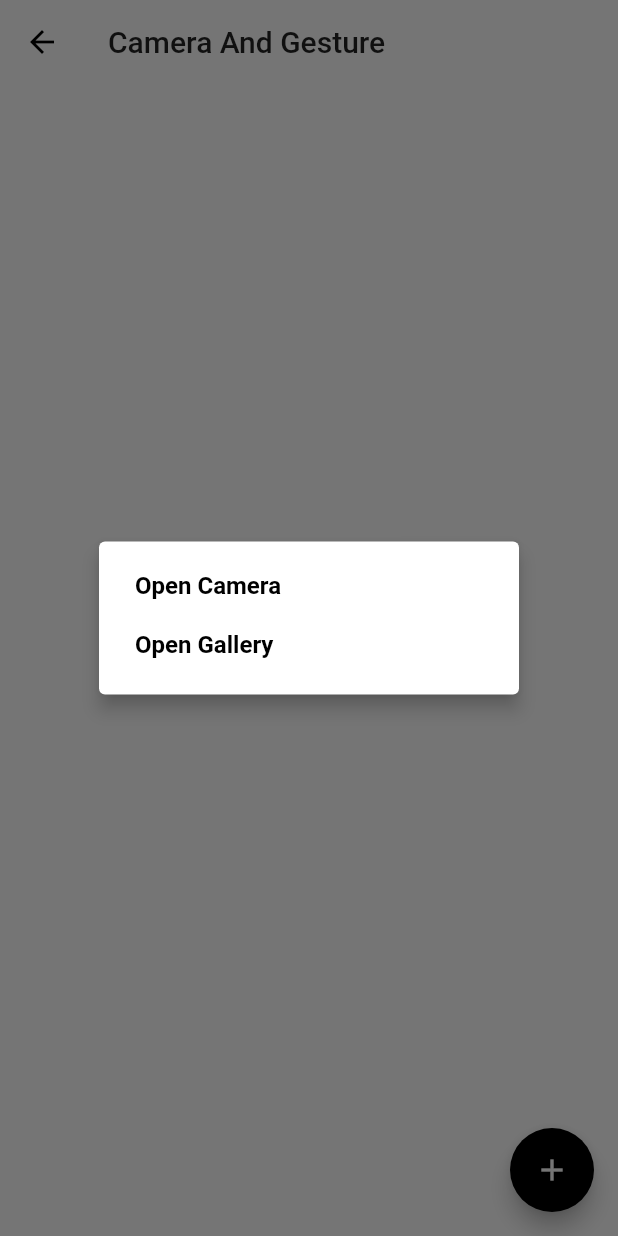
After one commit to viztushar/flutter-courses-learncodeonline, a Flutter app: the MyCameraAndGesture screen opened directly, after a tap on the "add" icon, on a phone screen of 412 x 824 dp. The commit adds this screen. Run offline on Flutter 3.47's test engine with Material 2 defaults, Android fonts, the phone set to English and light mode, and no system bars; our stand-ins replace audioplayers, image_picker.

Commit message:
Camera and Gallery example added

```diff
--- /dev/null
+++ b/lib/cameraandgesture/main.dart
@@ -0,0 +1,89 @@
+import 'package:flutter/material.dart';
+import 'package:flutter/painting.dart';
+import 'package:image_picker/image_picker.dart';
+import 'dart:io';
+import 'dart:async';
+
+class MyCameraAndGesture extends StatefulWidget {
+  @override
+  _MyCameraAndGestureState createState() => _MyCameraAndGestureState();
+}
+
+class _MyCameraAndGestureState extends State<MyCameraAndGesture> {
+  File _imageFile;
+
+  Future openCamera() async {
+    var image = await ImagePicker.pickImage(source: ImageSource.camera);
+    setState(() {
+      _imageFile = image;
+    });
+  }
+
+  Future openGallery() async {
+    var picture = await ImagePicker.pickImage(source: ImageSource.gallery);
+    setState(() {
+      _imageFile = picture;
+    });
+  }
+
+  Future<void> _optionsDialogBox() {
+    return showDialog(
+        context: context,
+        builder: (BuildContext con) {
+          return AlertDialog(
+            backgroundColor: Colors.white,
+            //shape: StadiumBorder(),
+            content: SingleChildScrollView(
+              child: ListBody(
+                children: <Widget>[
+                  GestureDetector(
+                    child: Text("Open Camera",style: TextStyle(
+                      color: Colors.black,
+                      fontWeight: FontWeight.bold,
+                    ),),
+                    onTap: (){
+                        openCamera();
+                    },
+                  ),
+                  Padding(padding: EdgeInsets.all(10.0),),
+                  GestureDetector(
+                    child: Text("Open Gallery",style: TextStyle(
+                      color: Colors.black,
+                      fontWeight: FontWeight.bold,
+                    ),),
+                    onTap: (){
+                        openGallery();
+                    },
+                  )
+                ],
+              ),
+            ),
+            elevation: 5,
+          );
+        });
+  }
+
+  @override
+  Widget build(BuildContext context) {
+    return Scaffold(
+      appBar: AppBar(
+        title: Text("Camera And Gesture"),
+        elevation: 0.0,
+        backgroundColor: Colors.white,
+      ),
+      backgroundColor: Colors.white,
+      body: Center(
+        child: _imageFile == null ? Text("no Image") : Image.file(_imageFile),
+      ),
+      floatingActionButton: FloatingActionButton(
+        onPressed: _optionsDialogBox,
+        child: Icon(
+          Icons.add,
+          color: Colors.white,
+        ),
+        backgroundColor: Colors.black,
+        tooltip: "Open Camera",
+      ),
+    );
+  }
+}
--- a/pubspec.yaml
+++ b/pubspec.yaml
@@ -24,6 +24,7 @@ dependencies:
   # Use with the CupertinoIcons class for iOS style icons.
   cupertino_icons: ^0.1.2
   audioplayers: ^0.10.1
+  image_picker: ^0.6.0+3
 
 dev_dependencies:
   flutter_test:
```
Also changed, not shown: lib/main.dart (+17 -0 lines), pubspec.lock, 1 other file.
